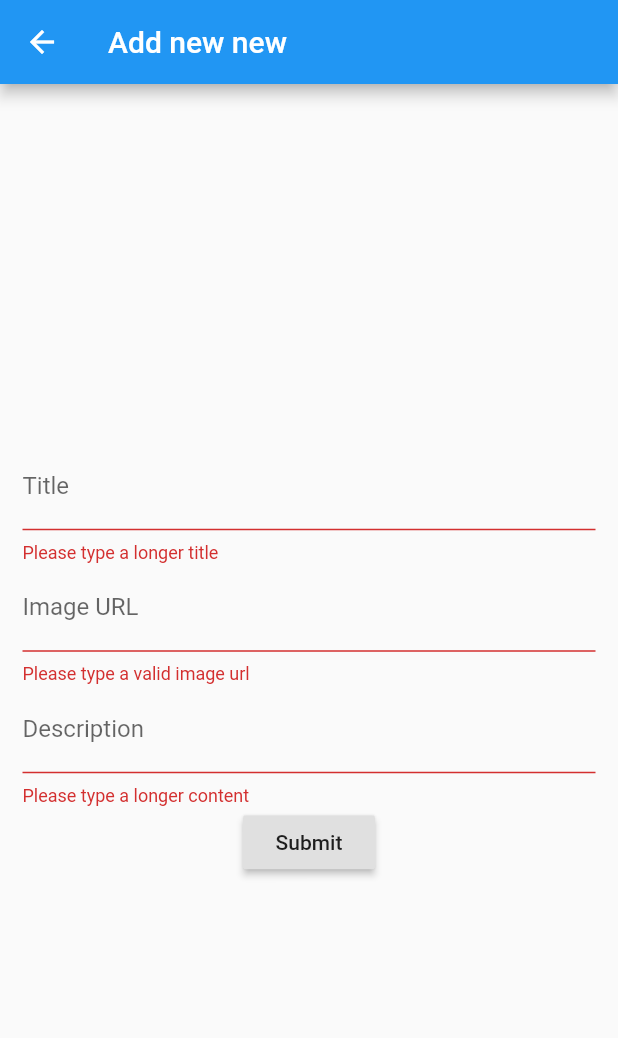
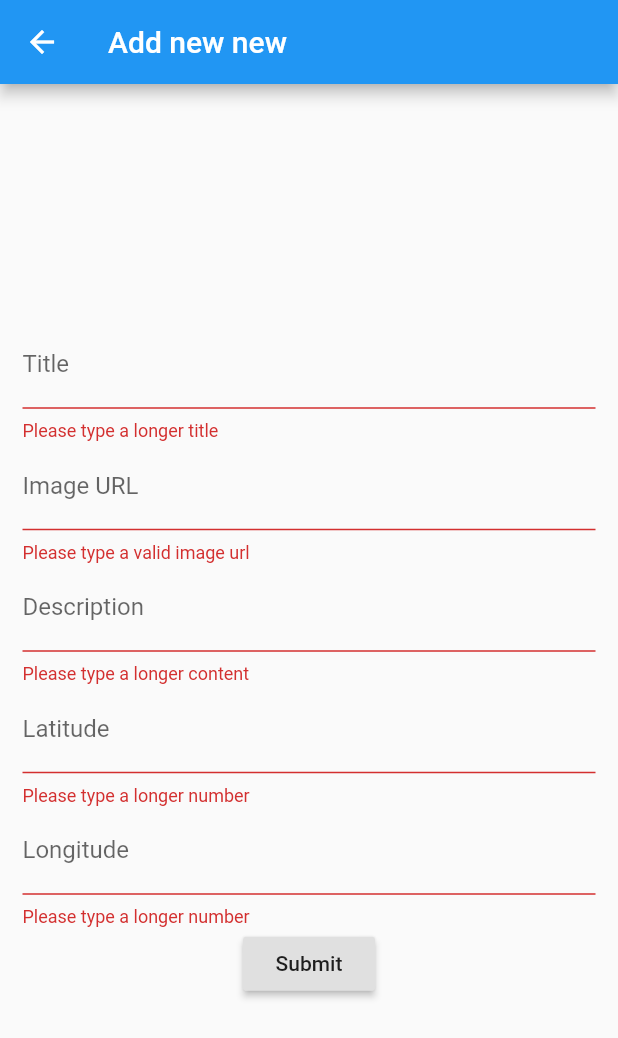
Before and after one commit to BogdanPolitic/Newsapp_Teamnet, a Flutter app: the AddNew screen opened directly, after a tap on "Submit", on a phone screen of 412 x 824 dp. Shown: the top 1038 px of the screen. Run offline on Flutter 3.47's test engine with Material 2 defaults, Android fonts, the phone set to English and light mode, and no system bars; our stand-ins replace cloud_firestore, firebase_auth, flutter_redux, font_awesome_flutter, geolocator, google_maps_flutter and 1 more; missing offline and left inert: geoflutterfire; accounts and stored records are empty.

Commit message:
am mai modificat mici chestii de UI + butonul de edit a lui bogdan

```diff
--- a/lib/pages/addNew.dart
+++ b/lib/pages/addNews.dart
@@ -1,6 +1,9 @@
 import 'package:flutter/material.dart';
 import 'package:firebase_auth/firebase_auth.dart';
 import 'package:cloud_firestore/cloud_firestore.dart';
+import 'package:google_maps_flutter/google_maps_flutter.dart';
+import 'package:geolocator/geolocator.dart';
+import 'package:geoflutterfire/geoflutterfire.dart';
 
 import 'news.dart';
 
@@ -55,7 +58,26 @@ class _AddNewState extends State<AddNew> {
                 },
                 decoration: InputDecoration(labelText: 'Description'),
               ),
-              RaisedButton(
+              TextFormField(
+                validator: (input) =>
+                input.length < 8 ? 'Please type a longer number' : null,
+                onSaved: (input) {
+                  newData['latitude'] = input;
+                },
+                decoration: InputDecoration(labelText: 'Latitude'),
+              ),
+              TextFormField(
+                validator: (input) =>
+                input.length < 8 ? 'Please type a longer number' : null,
+                onSaved: (input) {
+                  newData['longitude'] = input;
+                },
+                decoration: InputDecoration(labelText: 'Longitude'),
+              ),
+              StreamBuilder(
+                stream: Firestore.instance.collection('newsCoord').snapshots(),
+                builder: (context, AsyncSnapshot<QuerySnapshot> snapshotCoords) {
+              return RaisedButton(
                   child: Text('Submit'),
                   onPressed: () async {
                     final _formState = _key.currentState;
@@ -67,8 +89,18 @@ class _AddNewState extends State<AddNew> {
                       newsCollection.document('id_new_${greatestId + 1}').setData({
                         'content' : newData['content'],
                         'imageUrl' : newData['imageUrl'],
-                        'title' : newData['title']
+                        'title' : newData['title'],
+                        //'latitude' : newData['latitude'],
+                        //'longitude' : newData['longitude']
                       });
+                      CollectionReference coordsCollection = Firestore.instance.collection('newsCoord');
+                      coordsCollection.document('id_new_${greatestId + 1}').setData({
+                        'location' : LatLng(double.parse(newData['latitude']), double.parse(newData['longitude'])),
+                        'title' : newData['title'],
+                      });
+
+                      snapshotCoords.data.documents
+                          .map((doc) => print(doc.documentID));
 
                       print('id_new_${greatestId + 1}');
                       Navigator.pop(context);
@@ -79,7 +111,7 @@ class _AddNewState extends State<AddNew> {
                         ),
                       );*/
                     }
-                  }),
+                  });}),
             ],
           ),
         ),
```
Also changed, not shown: lib/pages/news.dart (+8 -4 lines).
